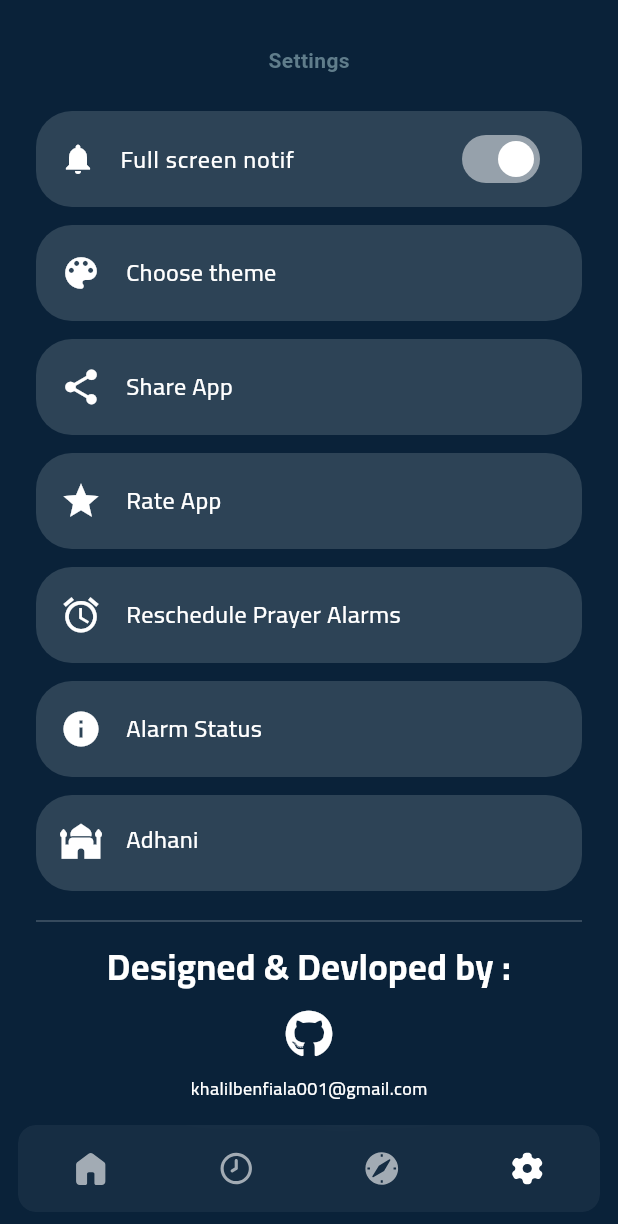
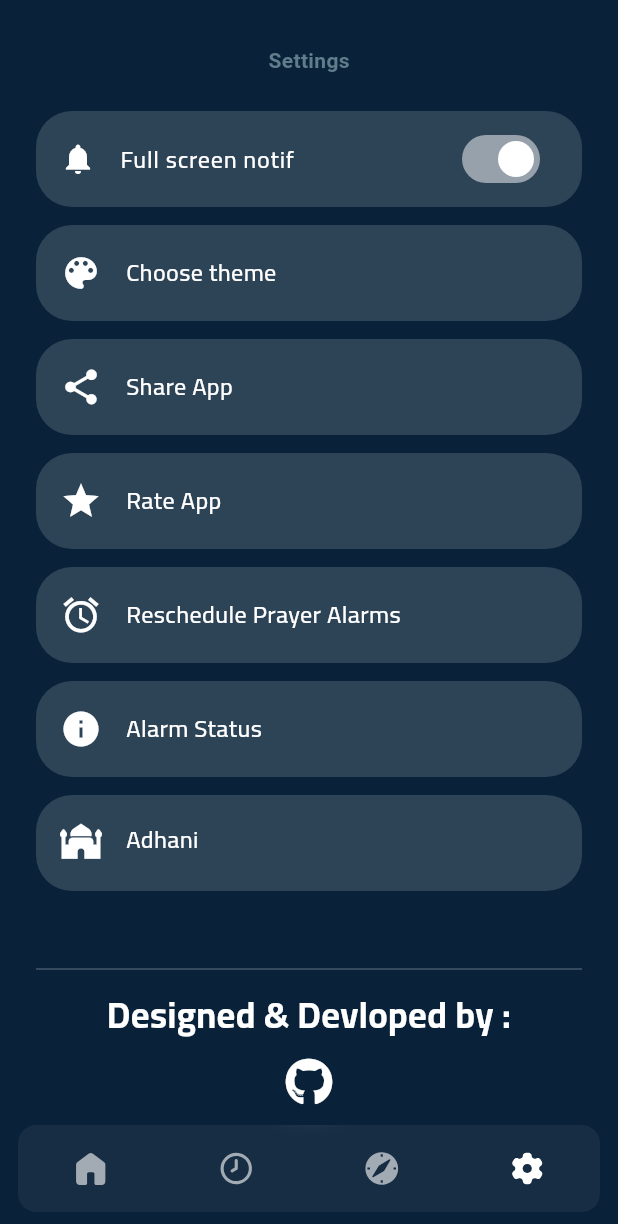
Before and after one commit to ki1lux/Adhanuk, a Flutter app: the screen it shows after launch, item 4 of the bottom bar chosen, on a phone screen of 412 x 824 dp. Shown: the top 1224 px of the screen. Run offline on Flutter 3.47's test engine with Material 3 defaults, Android fonts, the phone set to English and light mode, and no system bars; our stand-ins replace adhan, flutter_svg, font_awesome_flutter, geocoding, geolocator, permission_handler and 1 more; missing offline and left inert: android_alarm_manager_plus, flutter_qiblah; project files that could hold a hidden picture were left out.

Commit message:
fix settings page

```diff
--- a/lib/view/PrayerTimeScreen.dart
+++ b/lib/view/PrayerTimeScreen.dart
@@ -7,7 +7,6 @@ import 'package:geolocator/geolocator.dart';
 import 'package:intl/intl.dart';
 import 'package:myadhan/controller/LocationController.dart';
 import 'package:myadhan/controller/PrayerTimeController.dart';
-// import 'package:myadhan/model/PrayerTimeModel.dart';
 import 'package:myadhan/view/CountDown.dart';
 import 'package:permission_handler/permission_handler.dart';
 
--- a/lib/view/SettingsScreen.dart
+++ b/lib/view/SettingsScreen.dart
@@ -1,4 +1,5 @@
 import 'package:flutter/material.dart';
+import 'package:flutter/services.dart';
 import 'package:font_awesome_flutter/font_awesome_flutter.dart';
 import 'package:url_launcher/url_launcher.dart';
 import 'package:myadhan/controller/PrayerTimeController.dart';
@@ -28,25 +29,32 @@ class _SettingsScreenState extends State<SettingsScreen> {
 
   @override
   Widget build(BuildContext context) {
+
+    // SystemChrome.setSystemUIOverlayStyle(
+    //   SystemUiOverlayStyle(
+    //     statusBarColor: Colors.black, // أو لون الخلفية الداكنة للصفحة
+    //     statusBarIconBrightness: Brightness.light, // أيقونات بيضاء
+    //     statusBarBrightness: Brightness.dark,
+    //   ),
+    // );
     // TODO: implement build
     return Scaffold(
       backgroundColor: const Color(0xff0A2239),
       body: SafeArea(
+        child: SingleChildScrollView(
           child: Padding(
             padding: EdgeInsets.all(24),
             child: Column(
+              crossAxisAlignment: CrossAxisAlignment.center,
               children: [
                 SizedBox(height: 6),
 
-              Align(
-                // alignment: Alignment.topLeft,
-                child: Text(
+                Text(
                   "Settings",
                   style: TextStyle(
                     color: Colors.blueGrey,
                     fontSize: 14,
                     fontWeight: FontWeight.bold,
-                  ),
                   ),
                 ),
                 const SizedBox(height: 24),
@@ -90,7 +98,7 @@ class _SettingsScreenState extends State<SettingsScreen> {
                 }),
                 _settingsButtons(Icons.mosque, "Adhani\nversion : 1.0", () {}),
 
-              const Spacer(),
+                const SizedBox(height: 32),
 
                 const Divider(color: Colors.white24),
                 SizedBox(height: 5),
@@ -132,6 +140,7 @@ class _SettingsScreenState extends State<SettingsScreen> {
                   ),
                 ),
               ],
+            ),
           ),
         ),
       ),
```
Also changed, not shown: lib/view/adhan_screen.dart (+8 -0 lines). Lines whose indentation alone changed are shown as unchanged.
